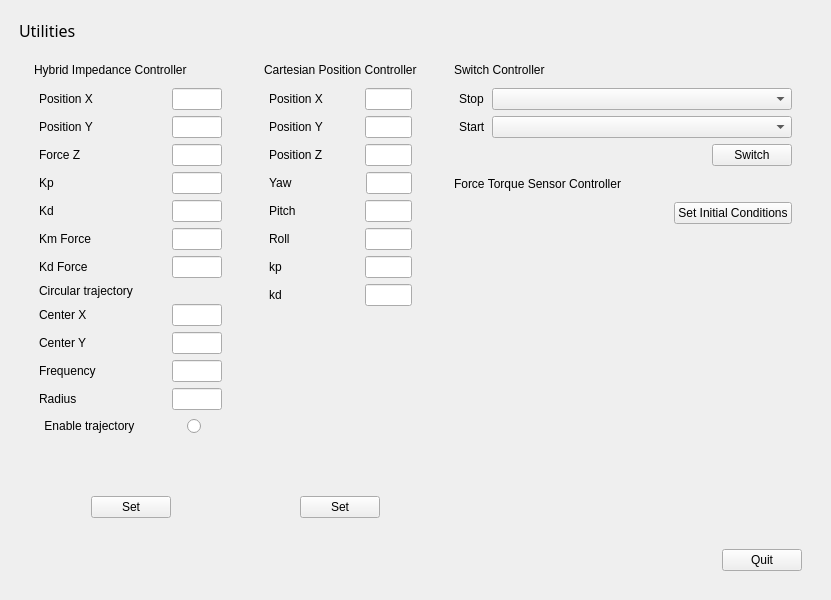
The window that ui/main_window.ui (xEnVrE/controller_switcher) describes before a commit, drawn with Qt 5.
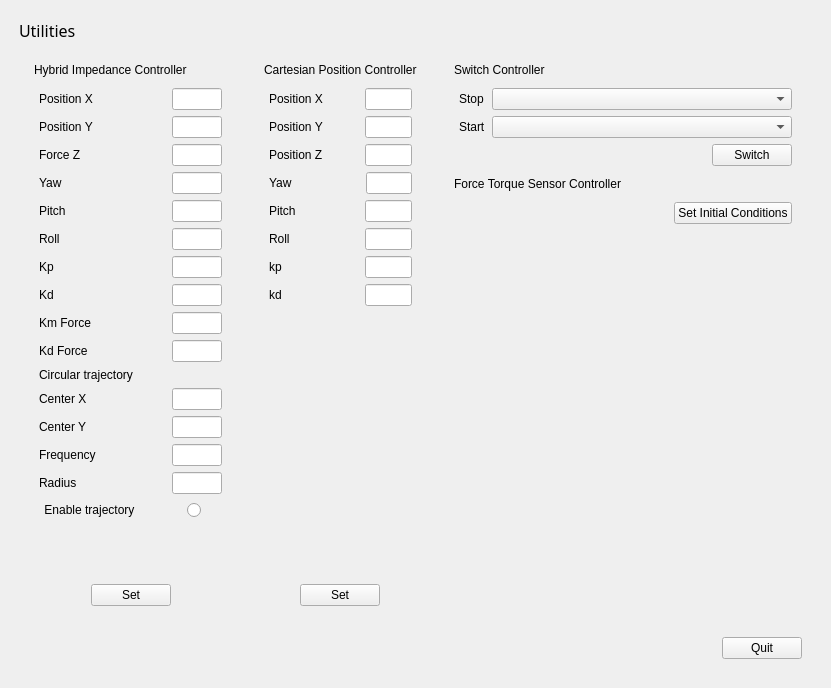
The same window after the commit. Icons and pictures are not drawn.

The edit to the form file:
```diff
--- a/ui/main_window.ui
+++ b/ui/main_window.ui
@@ -7,13 +7,13 @@
     <x>0</x>
     <y>0</y>
     <width>831</width>
-    <height>600</height>
+    <height>688</height>
    </rect>
   </property>
   <property name="maximumSize">
    <size>
-    <width>857</width>
-    <height>600</height>
+    <width>831</width>
+    <height>688</height>
    </size>
   </property>
   <property name="windowTitle">
@@ -224,6 +224,117 @@
               </item>
              </layout>
             </item>
+            <item>
+             <layout class="QHBoxLayout" name="horizontalLayout_27">
+              <item>
+               <widget class="QLabel" name="label_26">
+                <property name="text">
+                 <string>Yaw          </string>
+                </property>
+               </widget>
+              </item>
+              <item>
+               <spacer name="horizontalSpacer_28">
+                <property name="orientation">
+                 <enum>Qt::Horizontal</enum>
+                </property>
+                <property name="sizeHint" stdset="0">
+                 <size>
+                  <width>40</width>
+                  <height>20</height>
+                 </size>
+                </property>
+               </spacer>
+              </item>
+              <item>
+               <widget class="QLineEdit" name="textYaw_hybrid">
+                <property name="enabled">
+                 <bool>true</bool>
+                </property>
+                <property name="maximumSize">
+                 <size>
+                  <width>50</width>
+                  <height>30</height>
+                 </size>
+                </property>
+               </widget>
+              </item>
+             </layout>
+            </item>
+            <item>
+             <layout class="QHBoxLayout" name="horizontalLayout_25">
+              <item>
+               <widget class="QLabel" name="label_25">
+                <property name="text">
+                 <string>Pitch        </string>
+                </property>
+               </widget>
+              </item>
+              <item>
+               <spacer name="horizontalSpacer_27">
+                <property name="orientation">
+                 <enum>Qt::Horizontal</enum>
+                </property>
+                <property name="sizeHint" stdset="0">
+                 <size>
+                  <width>40</width>
+                  <height>20</height>
+                 </size>
+                </property>
+               </spacer>
+              </item>
+              <item>
+               <widget class="QLineEdit" name="textPitch_hybrid">
+                <property name="enabled">
+                 <bool>true</bool>
+                </property>
+                <property name="maximumSize">
+                 <size>
+                  <width>50</width>
+                  <height>30</height>
+                 </size>
+                </property>
+               </widget>
+              </item>
+             </layout>
+            </item>
+            <item>
+             <layout class="QHBoxLayout" name="horizontalLayout_24">
+              <item>
+               <widget class="QLabel" name="label_24">
+                <property name="text">
+                 <string>Roll          </string>
+                </property>
+               </widget>
+              </item>
+              <item>
+               <spacer name="horizontalSpacer_26">
+                <property name="orientation">
+                 <enum>Qt::Horizontal</enum>
+                </property>
+                <property name="sizeHint" stdset="0">
+                 <size>
+                  <width>40</width>
+                  <height>20</height>
+                 </size>
+                </property>
+               </spacer>
+              </item>
+              <item>
+               <widget class="QLineEdit" name="textRoll_hybrid">
+                <property name="enabled">
+                 <bool>true</bool>
+                </property>
+                <property name="maximumSize">
+                 <size>
+                  <width>50</width>
+                  <height>30</height>
+                 </size>
+                </property>
+               </widget>
+              </item>
+             </layout>
+            </item>
             <item>
              <layout class="QHBoxLayout" name="horizontalLayout_16">
               <item>
```
